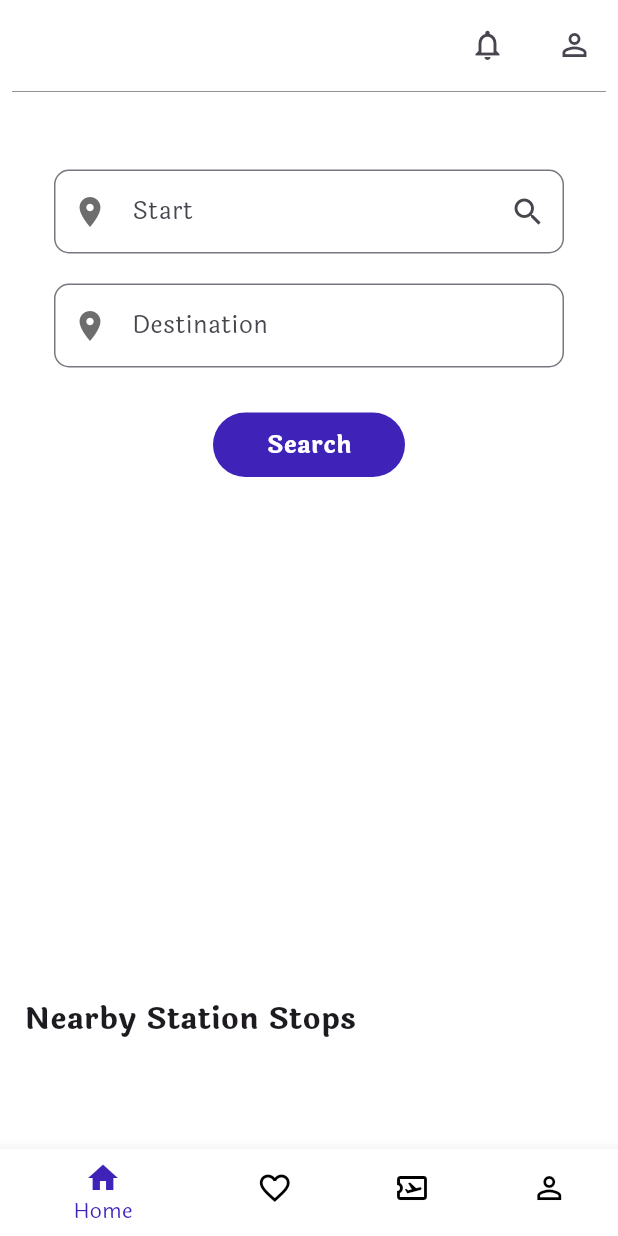
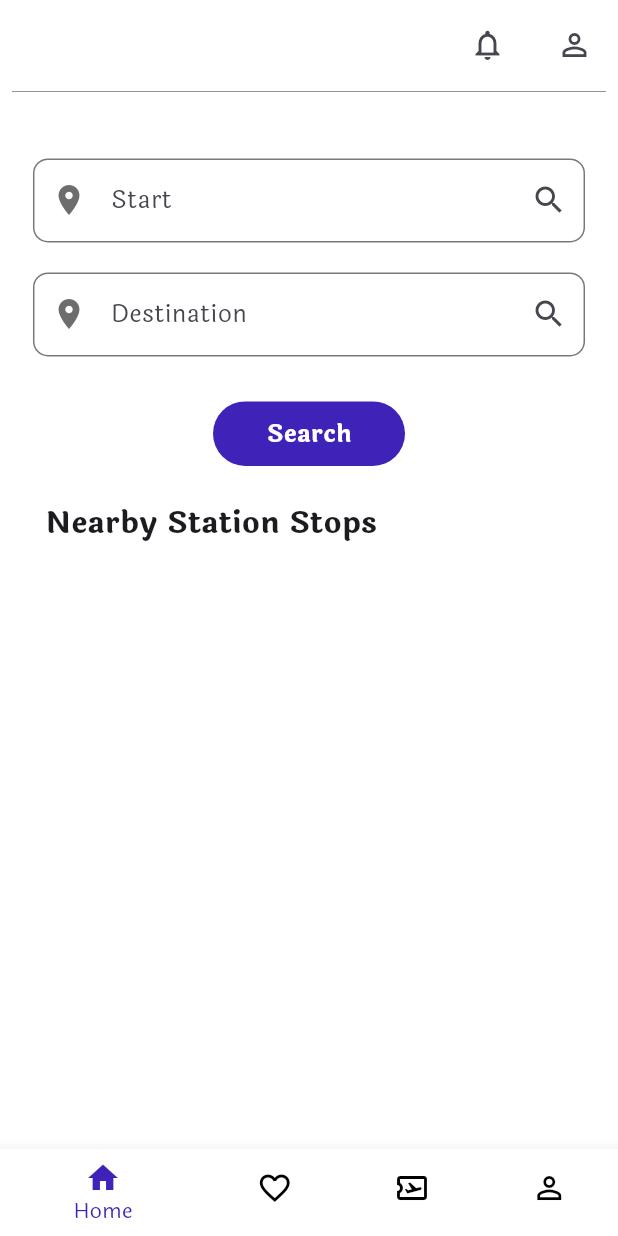
Before and after one commit to Transit-Track/TransitTrack, a Flutter app: the screen it shows after launch, on a phone screen of 412 x 824 dp. Run offline on Flutter 3.47's test engine with Material 3 defaults, Android fonts, the light colour scheme and no system bars; our stand-ins replace dartz, equatable, firebase_auth, firebase_core, flutter_bloc, flutter_otp_text_field and 10 more; missing offline and left inert: flutter_polyline_points; accounts and stored records are empty.

Commit message:
Add Location based search

```diff
--- a/mobile/lib/core/injections/home_injection/home_injection.dart
+++ b/mobile/lib/core/injections/home_injection/home_injection.dart
@@ -4,12 +4,13 @@ import 'package:transittrack/features/home/data/datasource/remote/remote_datasou
 import 'package:transittrack/features/home/data/repository/home_repository_impl.dart';
 import 'package:transittrack/features/home/domain/repositories/home_repository.dart';
 import 'package:transittrack/features/home/domain/usecases/search_location_usecase.dart';
+import 'package:transittrack/features/home/domain/usecases/search_nearby_buses_usecase.dart';
 import 'package:transittrack/features/home/presentation/bloc/home_bloc.dart';
 
 class HomeInjection {
   init() {
  //! Bloc
-    sl.registerFactory(() => HomeBloc(searchLocationUsecase: sl()));
+    sl.registerFactory(() => HomeBloc(searchLocationUsecase: sl(), searchNearbyBusesUsecase: sl()));
 
     //! Repository
     sl.registerLazySingleton<HomeRepository>(() => HomeRepositoryImpl(
@@ -21,6 +22,7 @@ class HomeInjection {
 
     //! Usecase
     sl.registerLazySingleton(() => SearchLocationUsecase(repository: sl()));
+    sl.registerLazySingleton(() => SearchNearbyBusesUsecase(repository: sl()));
 
   }
 }
--- a/mobile/lib/core/routes/router_config.dart
+++ b/mobile/lib/core/routes/router_config.dart
@@ -65,7 +65,7 @@ class AppRouter {
         builder: (BuildContext context, GoRouterState state) {
           return const NotificationPage();
         }),
-         GoRoute(
+        GoRoute(
         path: AppPath.profile,
         name: AppPath.profile,
         builder: (BuildContext context, GoRouterState state) {
--- /dev/null
+++ b/mobile/lib/features/home/domain/entities/nearby.dart
@@ -0,0 +1,16 @@
+import 'package:equatable/equatable.dart';
+
+class NearByEntity extends Equatable {
+  final String name;
+  final double latitude;
+  final double longitude;
+
+  const NearByEntity({
+    required this.name,
+    required this.latitude,
+    required this.longitude,
+  });
+
+  @override
+  List<Object?> get props => [name, latitude, longitude];
+}
--- a/mobile/lib/features/home/domain/repositories/home_repository.dart
+++ b/mobile/lib/features/home/domain/repositories/home_repository.dart
@@ -2,8 +2,10 @@ import 'package:dartz/dartz.dart';
 import 'package:transittrack/core/error/failure.dart';
 import 'package:transittrack/features/home/domain/entities/bus.dart';
 import 'package:transittrack/features/home/domain/entities/location.dart';
+import 'package:transittrack/features/home/domain/entities/nearby.dart';
 
 abstract class HomeRepository {
   Future<Either<Failure, List<LocationEntity>>> getPlacAutoCompleteSuggestion(String input );
   Future<Either<Failure, List<Bus>>> getBuses();
+  Future<Either<Failure, List<NearByEntity>>> getNearbyBusStations(String input, double longitude, double latitude, double radius);
 }
--- /dev/null
+++ b/mobile/lib/features/home/domain/usecases/search_nearby_buses_usecase.dart
@@ -0,0 +1,35 @@
+import 'package:dartz/dartz.dart';
+import 'package:equatable/equatable.dart';
+import 'package:transittrack/core/error/failure.dart';
+import 'package:transittrack/core/usecases/usecases.dart';
+import 'package:transittrack/features/home/domain/entities/nearby.dart';
+import 'package:transittrack/features/home/domain/repositories/home_repository.dart';
+
+class SearchNearbyBusesUsecase
+    extends UseCase<List<NearByEntity>, SearchNearbyBusesParams> {
+  final HomeRepository repository;
+
+  SearchNearbyBusesUsecase({required this.repository});
+  @override
+  Future<Either<Failure, List<NearByEntity>>> call(
+      SearchNearbyBusesParams params) {
+    return repository.getNearbyBusStations(
+        params.input, params.longitude, params.latitude, params.radius);
+  }
+}
+
+class SearchNearbyBusesParams extends Equatable {
+  final String input;
+  final double longitude;
+  final double latitude;
+  final double radius;
+
+  const SearchNearbyBusesParams(
+      {required this.input,
+      required this.longitude,
+      required this.latitude,
+      required this.radius});
+
+  @override
+  List<Object?> get props => [input, longitude, latitude, radius];
+}
--- a/mobile/lib/features/home/presentation/bloc/home_bloc.dart
+++ b/mobile/lib/features/home/presentation/bloc/home_bloc.dart
@@ -1,15 +1,20 @@
 import 'package:equatable/equatable.dart';
 import 'package:flutter_bloc/flutter_bloc.dart';
 import 'package:transittrack/features/home/domain/entities/location.dart';
+import 'package:transittrack/features/home/domain/entities/nearby.dart';
 import 'package:transittrack/features/home/domain/usecases/search_location_usecase.dart';
+import 'package:transittrack/features/home/domain/usecases/search_nearby_buses_usecase.dart';
 
 part 'home_event.dart';
 part 'home_state.dart';
 
 class HomeBloc extends Bloc<HomeEvent, HomeState> {
   SearchLocationUsecase searchLocationUsecase;
-  HomeBloc({required this.searchLocationUsecase}) : super(HomeInitial()) {
+  SearchNearbyBusesUsecase searchNearbyBusesUsecase;
+
+  HomeBloc({required this.searchLocationUsecase, required this.searchNearbyBusesUsecase}) : super(HomeInitial()) {
     on<GetLocationEvent>(_getLocation);
+    on<GetNearbyBusesEvent>(_getNearbyBuses);
   }
 
   _getLocation(GetLocationEvent event, Emitter<HomeState> emit) async {
@@ -20,4 +25,19 @@ class HomeBloc extends Bloc<HomeEvent, HomeState> {
       (locationList) => emit(LocationLoadedState(locationList: locationList)),
     );
   }
+
+  _getNearbyBuses(GetNearbyBusesEvent event, Emitter<HomeState> emit) async {
+    emit(NearByBusesLoadingState());
+    final nearByBusesList = await searchNearbyBusesUsecase(SearchNearbyBusesParams(
+      input: event.input,
+      longitude: event.longitude,
+      latitude: event.latitude,
+      radius: event.radius,
+    ));
+
+    nearByBusesList.fold(
+      (failure) => emit(NearByBusesErrorState(failure.errorMessage)),
+      (nearByBusesList) => emit(NearByBusesLoadedState(nearByBusesList: nearByBusesList)),
+    );
+  }
 }
--- a/mobile/lib/features/home/presentation/bloc/home_event.dart
+++ b/mobile/lib/features/home/presentation/bloc/home_event.dart
@@ -12,3 +12,16 @@ final class GetLocationEvent extends HomeEvent {
 
   const GetLocationEvent({required this.input});
 }
+
+final class GetNearbyBusesEvent extends HomeEvent {
+  final String input;
+  final double longitude;
+  final double latitude;
+  final double radius;
+
+  const GetNearbyBusesEvent(
+      {required this.input,
+      required this.longitude,
+      required this.latitude,
+      required this.radius});
+}
--- a/mobile/lib/features/home/presentation/bloc/home_state.dart
+++ b/mobile/lib/features/home/presentation/bloc/home_state.dart
@@ -9,6 +9,7 @@ sealed class HomeState extends Equatable {
 
 final class HomeInitial extends HomeState {}
 
+// location based search state
 final class LocationLoadingState extends HomeState {}
 
 final class LocationLoadedState extends HomeState {
@@ -23,4 +24,18 @@ final class LocationErrorState extends HomeState {
   const LocationErrorState(this.message);
 }
 
-// final class HomeInitial extends HomeState {}
+// nearby bus search state
+
+final class NearByBusesLoadingState extends HomeState {}
+
+final class NearByBusesLoadedState extends HomeState {
+  final List<NearByEntity> nearByBusesList;
+
+  const NearByBusesLoadedState({required this.nearByBusesList});
+}
+
+final class NearByBusesErrorState extends HomeState {
+  final String message;
+
+  const NearByBusesErrorState(this.message);
+}
--- a/mobile/lib/features/home/presentation/pages/home_page.dart
+++ b/mobile/lib/features/home/presentation/pages/home_page.dart
@@ -1,5 +1,6 @@
 import 'package:flutter/material.dart';
 import 'package:flutter_bloc/flutter_bloc.dart';
+import 'package:flutter_screenutil/flutter_screenutil.dart';
 import 'package:go_router/go_router.dart';
 import 'package:transittrack/core/routes/route_path.dart';
 import 'package:transittrack/core/theme.dart';
@@ -7,6 +8,7 @@ import 'package:transittrack/core/widgets/button_widget.dart';
 import 'package:transittrack/core/widgets/custom_appbar_widget.dart';
 import 'package:transittrack/core/widgets/custom_navbar_widget.dart';
 import 'package:transittrack/features/home/presentation/bloc/home_bloc.dart';
+import 'package:geocoding/geocoding.dart';
 
 class HomePage extends StatefulWidget {
   const HomePage({super.key});
@@ -19,19 +21,12 @@ class _HomePageState extends State<HomePage> {
   final TextEditingController _startController = TextEditingController();
   final TextEditingController _destinationController = TextEditingController();
   final String token = "1234567546";
-
-  // var uuid = Uuid();
-  List<dynamic> listOfLocation = [];
+  bool startPressed = false;
+  bool destinationPressed = false;
 
   @override
   void initState() {
     super.initState();
-    _startController.addListener(() {
-      _onChange(_startController.text);
-    });
-    _destinationController.addListener(() {
-      _onChange(_destinationController.text);
-    });
   }
 
   @override
@@ -41,38 +36,18 @@ class _HomePageState extends State<HomePage> {
     super.dispose();
   }
 
-  _onChange(String place) {
-    palceSuggestion(place);
+  void searchNearbyBuses(
+      String input, double longitude, double latitude, double radius) async {
+    context.read<HomeBloc>().add(GetNearbyBusesEvent(
+        input: input,
+        longitude: longitude,
+        latitude: latitude,
+        radius: radius));
   }
 
   void palceSuggestion(String input) async {
     context.read<HomeBloc>().add(GetLocationEvent(input: input));
   }
-
-  // void palceSuggestion(String input) async {
-  //   const String apiKey = "";
-  //   try {
-  //     String baseUrl =
-  //         "https://maps.googleapis.com/maps/api/place/autocomplete/json";
-  //     String request = '$baseUrl?input=$input&key=$apiKey&sessiontoken=$token';
-  //     var response = await http.get(Uri.parse(request));
-  //     var data = json.decode(response.body);
-
-  //     if (kDebugMode) {
-  //       print(data);
-  //     }
-
-  //     if (response.statusCode == 200) {
-  //       setState(() {
-  //         listOfLocation = json.decode(response.body)['predictions'];
-  //       });
-  //     } else {
-  //       throw Exception('Failed to load data');
-  //     }
-  //   } catch (e) {
-  //     print(e.toString());
-  //   }
-  // }
 
   @override
   Widget build(BuildContext context) {
@@ -81,6 +56,13 @@ class _HomePageState extends State<HomePage> {
         if (state is LocationErrorState) {
           ScaffoldMessenger.of(context)
               .showSnackBar(SnackBar(content: Text(state.message)));
+        } else if (state is NearByBusesErrorState) {
+          ScaffoldMessenger.of(context)
+              .showSnackBar(SnackBar(content: Text(state.message)));
+        } else if (state is LocationLoadedState) {
+          startPressed = true;
+        } else if (state is NearByBusesLoadedState) {
+          destinationPressed = true;
         }
       },
       child: SafeArea(
@@ -89,52 +71,85 @@ class _HomePageState extends State<HomePage> {
           appBar: const CustomAppBarWidget(),
           body: SingleChildScrollView(
             child: Padding(
-              padding: const EdgeInsets.fromLTRB(8.0, 20, 8, 0),
+              padding: EdgeInsets.fromLTRB(20.w, 40.h, 20.w, 0),
+              child: SizedBox(
+                height: MediaQuery.of(context).size.height.h,
                 child: Column(
                   crossAxisAlignment: CrossAxisAlignment.start,
-                children: [
-                  Padding(
-                    padding: const EdgeInsets.all(28.0),
-                    child: SizedBox(
-                      height: 500,
-                      child: Column(
                   children: [
                     TextFormField(
                       controller: _startController,
                       decoration: InputDecoration(
                           labelText: 'Start',
-                              hintText: 'Enter your starting location',
+                          hintText: 'Enter start location',
                           border: OutlineInputBorder(
                               borderRadius: BorderRadius.circular(10)),
                           prefixIcon: Icon(
                             Icons.location_on,
                             color: secondary,
                           ),
-                          suffixIcon: IconButton(icon: const Icon(Icons.search), onPressed: () {
-
-                          },)
+                          suffixIcon: IconButton(
+                            icon: const Icon(Icons.search),
+                            onPressed: () {
+                              setState(() {
+                                palceSuggestion(_startController.text);
+                              });
+                            },
+                          )),
                     ),
-
-                          ),
-                          Visibility(
-                            visible: _startController.text.isNotEmpty,
-                            child: Expanded(
+                    BlocBuilder<HomeBloc, HomeState>(
+                      builder: (context, state) {
+                        if (state is LocationLoadingState) {
+                          return const SizedBox(
+                            height: 0,
+                          );
+                        } else if (state is LocationLoadedState) {
+                          if (state.locationList.isEmpty) {
+                            return const SizedBox(
+                              height: 0,
+                            );
+                          }
+                          return Visibility(
+                            visible: startPressed,
                             child: ListView.builder(
                               physics: const NeverScrollableScrollPhysics(),
                               shrinkWrap: true,
-                              itemCount: listOfLocation.length,
+                              itemCount: state.locationList.length,
                               itemBuilder: (context, index) {
                                 return GestureDetector(
-                                    onTap: () {
-                                      print(
-                                          '$index -----------------------------------------------------');
+                                    onTap: () async {
+                                      setState(() {
+                                        _startController.text =
+                                            state.locationList[index].name;
+                                        startPressed = false;
+                                      });
+
+                                      List<Location> locations =
+                                          await locationFromAddress(
+                                              state.locationList[index].name);
+                                      // print(
+                                      //     "eeeeeeeeeeeeeeeeeeeeeeeeeeeeeeeeeeeeeeeee${locations}");
+                                      // print(
+                                      //     "eeeeeeeeeeeeeeeeeeeeeeeeeeeeeeeeeeeeeeeee${locations[0].latitude}");
+                                      // print(
+                                      //     "eeeeeeeeeeeeeeeeeeeeeeeeeeeeeeeeeeeeeeeee${locations[0].longitude}");
                                     },
                                     child: ListTile(
-                                      title: Text(_startController.text =
-                                          listOfLocation[index]['description']),
+                                      title:
+                                          Text(state.locationList[index].name),
                                     ));
                               },
-                            )),
+                            ),
+                          );
+                        } else if (state is LocationErrorState) {
+                          return const SizedBox(
+                            height: 0,
+                          );
+                        }
+                        return const SizedBox(
+                          height: 0,
+                        );
+                      },
                     ),
                     const SizedBox(height: 20),
                     TextFormField(
@@ -149,42 +164,59 @@ class _HomePageState extends State<HomePage> {
                           border: OutlineInputBorder(
                             borderRadius: BorderRadius.circular(10),
                           ),
+                          suffixIcon: IconButton(
+                            icon: const Icon(Icons.search),
+                            onPressed: () {
+                              setState(() {
+                                destinationPressed = true;
+
+                                searchNearbyBuses(_destinationController.text,
+                                    9.0205, 38.7468, 500.0);
+                              });
+                            },
+                          )),
                     ),
-                            onChanged: (value) {
-                              setState(() {});
-                            },
-                          ),
-                          Visibility(
-                            visible: _destinationController.text.isNotEmpty,
-                            child: Expanded(
+                    BlocBuilder<HomeBloc, HomeState>(builder: (context, state) {
+                      if (state is NearByBusesLoadingState) {
+                        return const SizedBox(height: 0);
+                      } else if (state is NearByBusesErrorState) {
+                        return const SizedBox(height: 0);
+                      } else if (state is NearByBusesLoadedState) {
+                        return Visibility(
+                          visible: destinationPressed,
                           child: ListView.builder(
                             physics: const NeverScrollableScrollPhysics(),
                             shrinkWrap: true,
-                              itemCount: 5,
+                            itemCount: state.nearByBusesList.length,
                             itemBuilder: (context, index) {
                               return GestureDetector(
-                                    onTap: () {},
+                                  onTap: () {
+                                    destinationPressed = false;
+                                    _destinationController.text =
+                                        state.nearByBusesList[index].name;
+                                  },
                                   child: ListTile(
                                     title: Text(
-                                          listOfLocation[index]['description']),
+                                        state.nearByBusesList[index].name!),
                                   ));
                             },
-                            )),
                           ),
+                        );
+                      }
+                      return const SizedBox(height: 0);
+                    }),
                     const SizedBox(height: 30),
-                          ButtonWidget(
+                    Center(
+                      child: ButtonWidget(
                           context: context,
                           text: 'Search',
                           onClick: () {
                             (context).goNamed(AppPath.test);
-                              })
-                        ],
-                      ),
-                    ),
+                          }),
                     ),
                     const SizedBox(height: 16),
-                  Padding(
-                    padding: const EdgeInsets.all(8.0),
+                    const Padding(
+                      padding: EdgeInsets.all(8.0),
                       child: Column(
                         children: [
                           Text('Nearby Station Stops',
@@ -198,6 +230,7 @@ class _HomePageState extends State<HomePage> {
                 ),
               ),
             ),
+          ),
           bottomNavigationBar: CustomNavbarWidget(),
         ),
       ),
```
Also changed, not shown: mobile/lib/features/home/data/datasource/remote/google_map_datasource.dart (+41 -8 lines), mobile/lib/features/home/data/model/location_model.dart (+2 -8 lines), mobile/lib/features/home/data/model/nearby_model.dart (added, +17 -0 lines), mobile/lib/features/home/data/repository/home_repository_impl.dart (+16 -0 lines), mobile/lib/features/home/domain/entities/location.dart (+1 -7 lines), mobile/pubspec.yaml (+24 -17 lines), mobile/pubspec.lock, 2 other files. Lines whose indentation alone changed are shown as unchanged.
